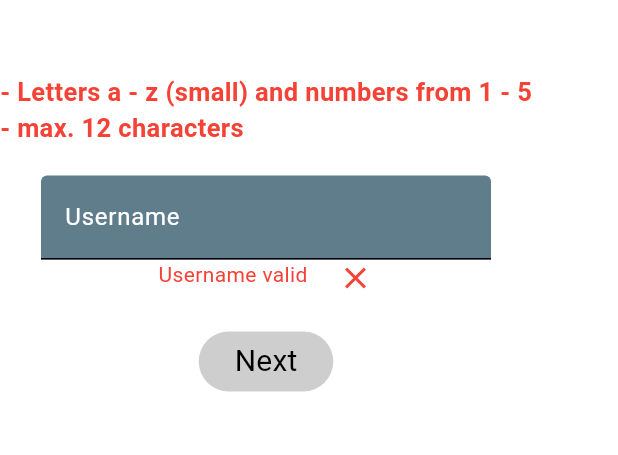
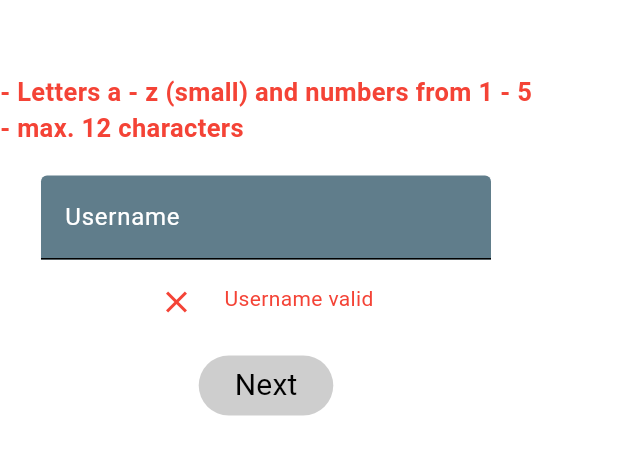
Before and after one commit to fr0gsite/createaccount, a Flutter app: the Step2 widget shown alone on an empty page, opened directly, on a phone screen of 412 x 824 dp. Shown: the top 455 px of the screen. Run offline on Flutter 3.47's test engine with Material 3 defaults, Android fonts, the phone set to English and light mode, and no system bars; our stand-ins replace auto_size_text, lottie, pdf, printing, qr_flutter; missing offline and left inert: base_x, country_flags, eosdart, eosdart_ecc, slider_captcha; generated files the repository leaves out were written again; network calls fail.

Commit message:
dart fix

```diff
--- a/lib/main.dart
+++ b/lib/main.dart
@@ -133,6 +133,7 @@ class _MyHomePageState extends State<MyHomePage>
         ],
       ),
       floatingActionButton: FloatingActionButton(
+        backgroundColor: Theme.of(context).colorScheme.secondary,
         onPressed: () {
           showDialog(context: context, builder: (_) => const SetLanguageView());
         },
--- a/lib/widget/creationprocess/step2.dart
+++ b/lib/widget/creationprocess/step2.dart
@@ -83,18 +83,21 @@ class _Step2State extends State<Step2> {
                   filled: true),
             ),
           ),
+          const SizedBox(
+            height: 16,
+          ),
           Wrap(
             spacing: 20,
             direction: Axis.horizontal,
             children: [
+              Icon(
+                isusernamevalid ? Icons.check : Icons.close,
+                color: isusernamevalid ? Colors.green : Colors.red,
+              ),
               Text(
                 AppLocalizations.of(context)!.usernamevalid,
                 style: TextStyle(
                     color: isusernamevalid ? Colors.green : Colors.red),
-              ),
-              Icon(
-                isusernamevalid ? Icons.check : Icons.close,
-                color: isusernamevalid ? Colors.green : Colors.red,
               ),
             ],
           ),
--- a/lib/widget/creationprocess/step3.dart
+++ b/lib/widget/creationprocess/step3.dart
@@ -1,6 +1,5 @@
 import 'dart:ui';
 
-import 'package:auto_size_text/auto_size_text.dart';
 import 'package:base_x/base_x.dart';
 import 'package:createaccount/config.dart';
 import 'package:createaccount/datatypes/globalstatus.dart';
--- a/lib/widget/setlanguageview.dart
+++ b/lib/widget/setlanguageview.dart
@@ -3,7 +3,6 @@ import 'package:createaccount/config.dart';
 import 'package:createaccount/datatypes/globalstatus.dart';
 import 'package:createaccount/l10n/l10n.dart';
 import 'package:flutter/material.dart';
-import 'package:flutter/widgets.dart';
 import 'package:provider/provider.dart';
 
 class SetLanguageView extends StatelessWidget {
```
